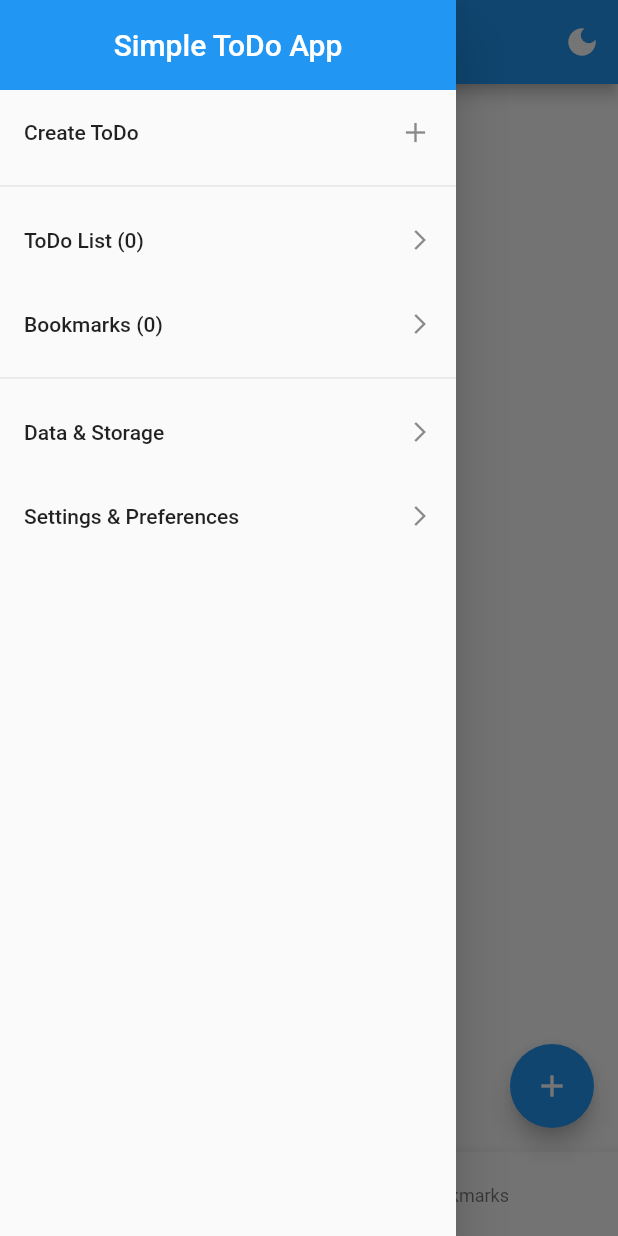
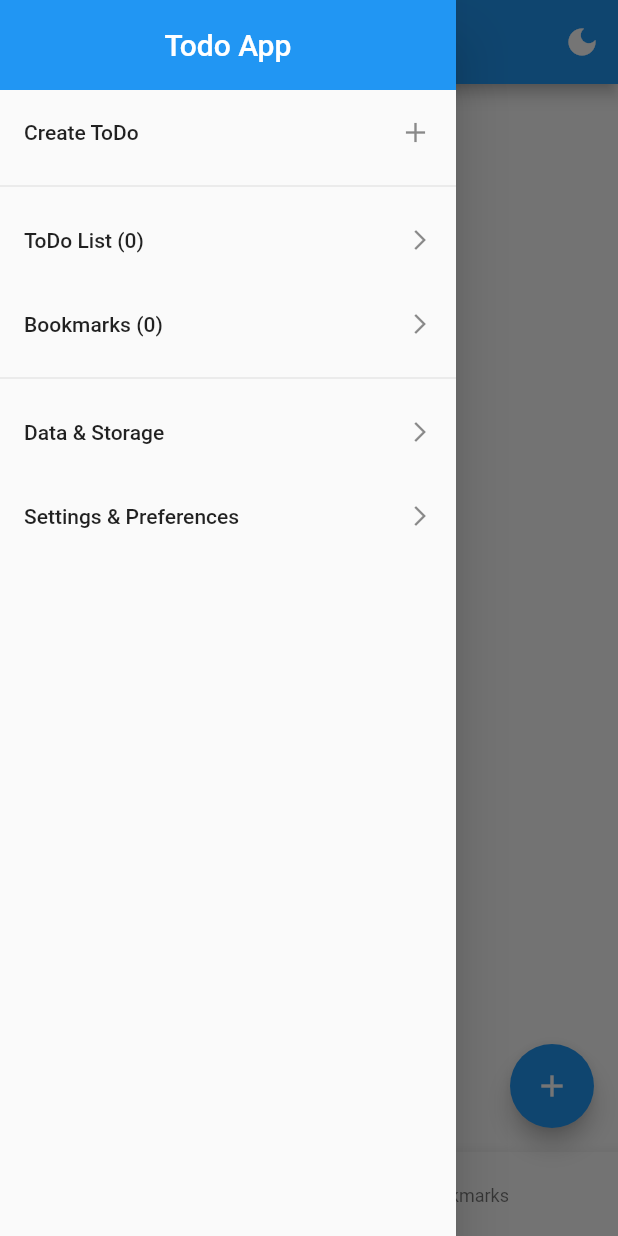
Before and after one commit to himmat12/todo_app, a Flutter app: the screen it shows after launch, with the side drawer open, on a phone screen of 412 x 824 dp. Run offline on Flutter 3.47's test engine with Material 2 defaults, Android fonts, the phone set to English and light mode, and no system bars; our stand-ins replace get, get_storage.

Commit message:
app title updated

```diff
--- a/lib/main.dart
+++ b/lib/main.dart
@@ -18,7 +18,7 @@ class MyApp extends StatelessWidget {
   @override
   Widget build(BuildContext context) {
     return GetMaterialApp(
-      title: "Simple Todo",
+      title: "Todo App",
       debugShowCheckedModeBanner: false,
       home: Dashboard(),
     );
--- a/lib/views/dashboard/components/drawer.dart
+++ b/lib/views/dashboard/components/drawer.dart
@@ -20,7 +20,7 @@ Widget drawerBuilder(BuildContext context) {
             alignment: Alignment.center,
             decoration: BoxDecoration(color: Theme.of(context).primaryColor),
             child: Text(
-              'Simple ToDo App',
+              'Todo App',
               style: TextStyle(
                 fontSize: 20,
                 fontWeight: FontWeight.w500,
--- a/lib/views/dashboard/dashboard.dart
+++ b/lib/views/dashboard/dashboard.dart
@@ -52,7 +52,7 @@ class _DashboardState extends State<Dashboard> {
       child: Obx(
         () => Scaffold(
           appBar: AppBar(
-            title: Text('Simple ToDo App'),
+            title: Text('Todo App'),
             centerTitle: true,
             actions: [
               IconButton(
```
Also changed, not shown: 1 other file.
